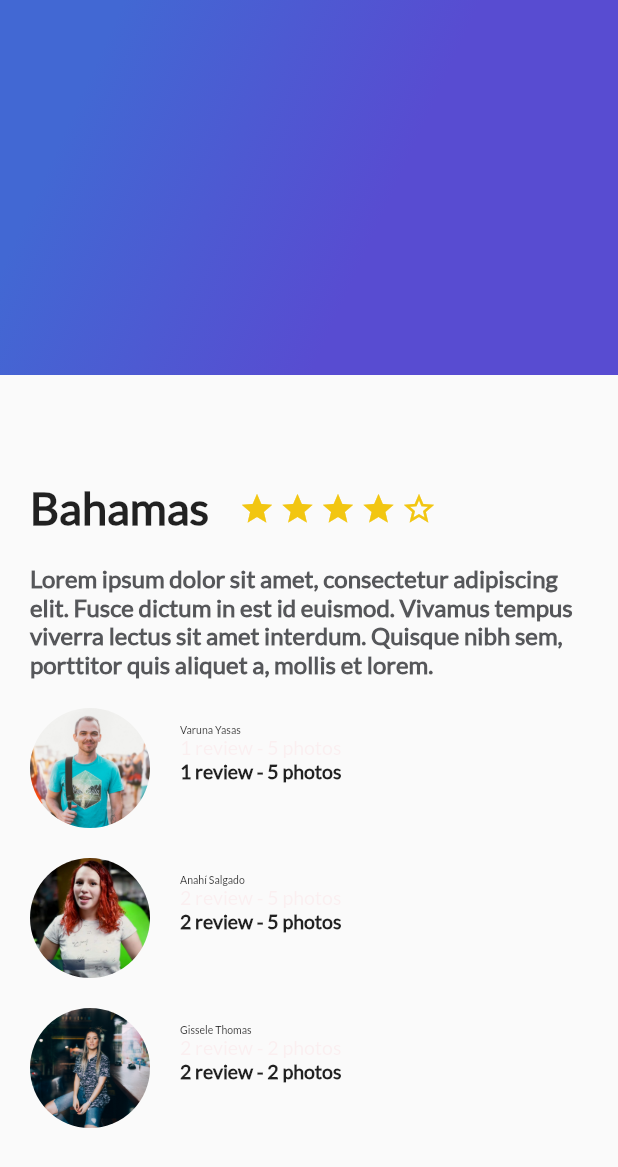
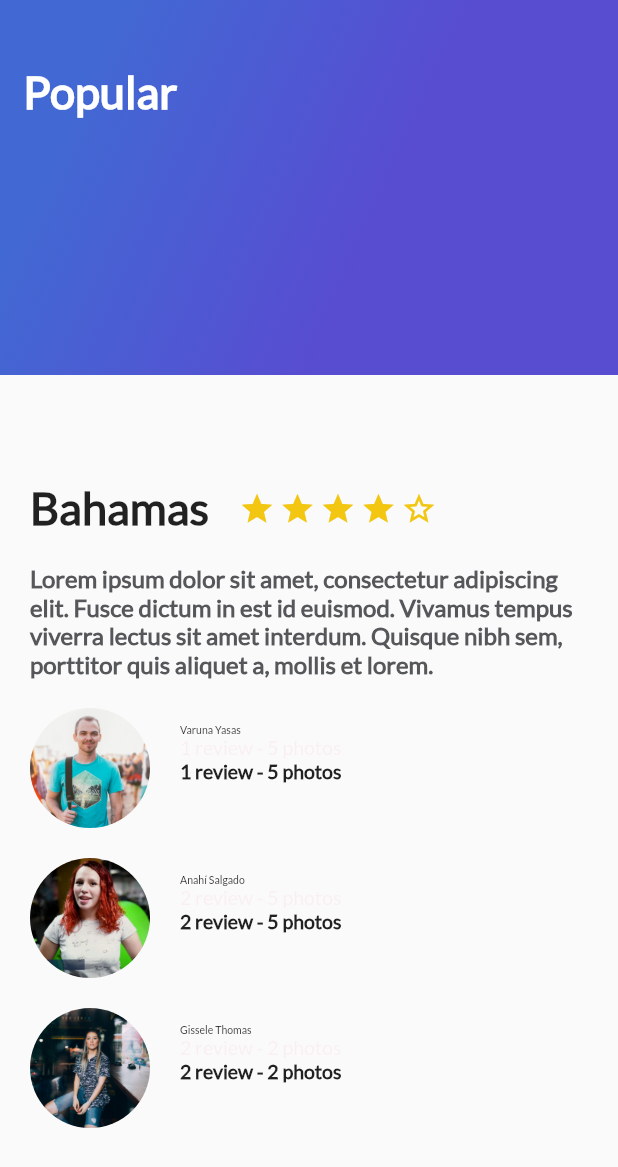
Before and after one commit to cristianiniguez/curso_flutter, a Flutter app: the screen it shows after launch, on a phone screen of 412 x 824 dp. Shown: the top 1167 px of the screen. Run offline on Flutter 3.47's test engine with Material 2 defaults, Android fonts, the phone set to English and light mode, and no system bars.

```diff
--- a/lib/gradient_back.dart
+++ b/lib/gradient_back.dart
@@ -1,6 +1,10 @@
 import 'package:flutter/material.dart';
 
 class GradientBack extends StatelessWidget {
+  String title = "Popular";
+
+  GradientBack(this.title);
+
   @override
   Widget build(BuildContext context) {
     return Container(
@@ -14,6 +18,16 @@ class GradientBack extends StatelessWidget {
           tileMode: TileMode.clamp,
         ),
       ),
+      child: Text(
+        title,
+        style: TextStyle(
+          color: Colors.white,
+          fontSize: 30.0,
+          fontFamily: "Lato",
+          fontWeight: FontWeight.bold,
+        ),
+      ),
+      alignment: Alignment(-0.9, -0.6),
     );
   }
 }
--- a/lib/main.dart
+++ b/lib/main.dart
@@ -1,9 +1,17 @@
 import 'package:flutter/material.dart';
+import 'package:flutter/services.dart';
 import 'review_list.dart';
 import 'description_place.dart';
 import 'gradient_back.dart';
 
 void main() {
+  SystemChrome.setSystemUIOverlayStyle(
+    SystemUiOverlayStyle(
+      statusBarColor: Colors.transparent,
+      statusBarBrightness: Brightness.light,
+    ),
+  );
+
   runApp(MyApp());
 }
 
@@ -23,7 +31,7 @@ class MyApp extends StatelessWidget {
                 ReviewList()
               ],
             ),
-            GradientBack()
+            GradientBack("Popular")
           ],
         ),
       ),
--- a/pubspec.yaml
+++ b/pubspec.yaml
@@ -46,9 +46,7 @@ flutter:
 
   # To add assets to your application, add an assets section, like this:
   assets:
-    - assets/img/people.jpg
-    - assets/img/girl.jpg
-    - assets/img/ann.jpg
+    - assets/img/
 
   # An image asset can refer to one or more resolution-specific "variants", see
   # https://flutter.dev/assets-and-images/#resolution-aware.
```
Also changed, not shown: lib/card_image.dart (added, +33 -0 lines), assets/img/beach.jpeg (added), assets/img/beach_palm.jpeg (added), assets/img/mountain.jpeg (added), assets/img/mountain_stars.jpeg (added), assets/img/river.jpeg (added), assets/img/sunset.jpeg (added).
